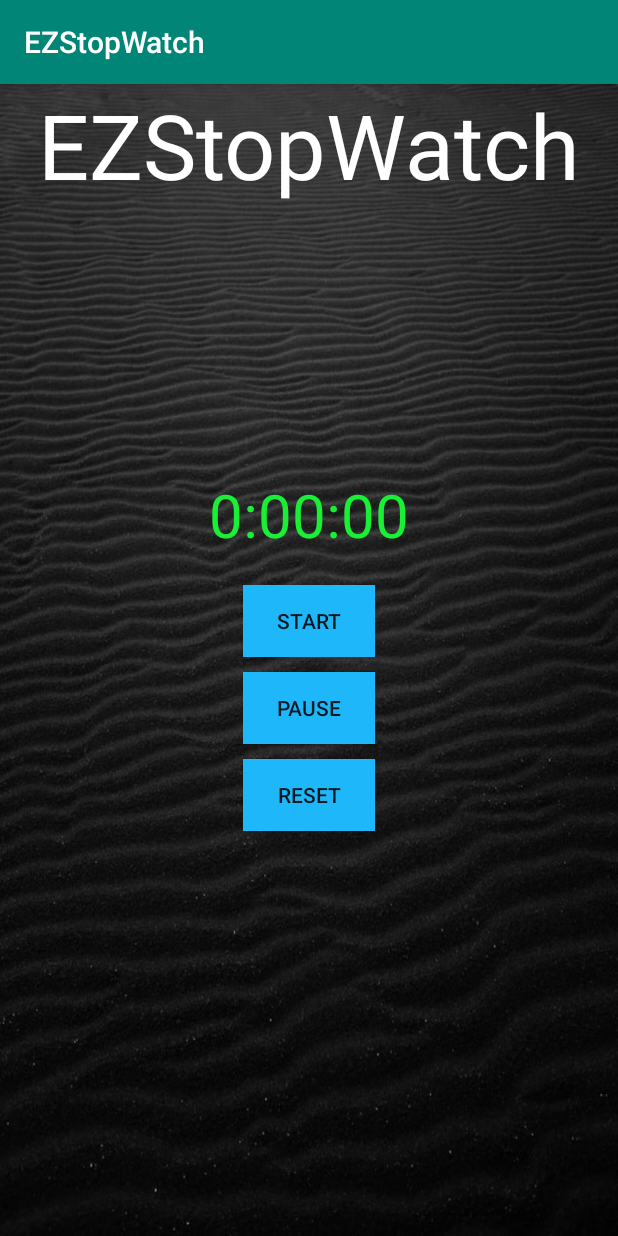
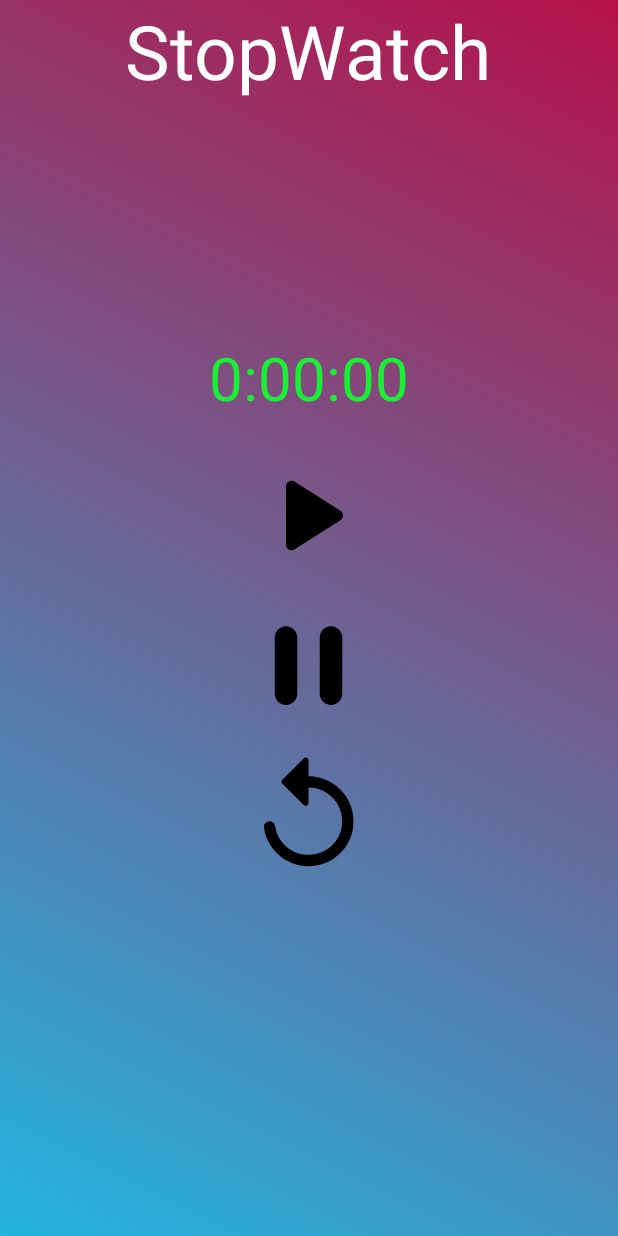
Before and after one commit to manan05/EZStopWatch, an Android app: the screen it shows after launch (MainActivity), on a phone screen of 412 x 824 dp. Run offline under Robolectric (Android 15) with nearby library versions, the phone set to English and light mode, and no system bars.

Commit message:
Added material Icons

```diff
--- a/app/src/main/AndroidManifest.xml
+++ b/app/src/main/AndroidManifest.xml
@@ -8,7 +8,7 @@
         android:label="@string/app_name"
         android:roundIcon="@mipmap/ezstopwatch_icon_round"
         android:supportsRtl="true"
-        android:theme="@style/AppTheme">
+        android:theme="@style/Theme.AppCompat.NoActionBar">
         <activity android:name=".MainActivity">
             <intent-filter>
                 <action android:name="android.intent.action.MAIN" />
--- /dev/null
+++ b/app/src/main/res/drawable/back_design.xml
@@ -0,0 +1,7 @@
+<?xml version="1.0" encoding="utf-8"?>
+<shape xmlns:android="http://schemas.android.com/apk/res/android">
+    <gradient
+        android:angle="45"
+        android:endColor="#FFB61249"
+        android:startColor="#FF23B4E0" />
+</shape>
--- /dev/null
+++ b/app/src/main/res/drawable/ic_pause_black_24dp.xml
@@ -0,0 +1,9 @@
+<vector xmlns:android="http://schemas.android.com/apk/res/android"
+    android:width="24dp"
+    android:height="24dp"
+    android:viewportWidth="24"
+    android:viewportHeight="24">
+  <path
+      android:pathData="M8,19c1.1,0 2,-0.9 2,-2L10,7c0,-1.1 -0.9,-2 -2,-2s-2,0.9 -2,2v10c0,1.1 0.9,2 2,2zM14,7v10c0,1.1 0.9,2 2,2s2,-0.9 2,-2L18,7c0,-1.1 -0.9,-2 -2,-2s-2,0.9 -2,2z"
+      android:fillColor="#000000"/>
+</vector>
--- /dev/null
+++ b/app/src/main/res/drawable/ic_play_arrow_black_24dp.xml
@@ -0,0 +1,9 @@
+<vector xmlns:android="http://schemas.android.com/apk/res/android"
+    android:width="24dp"
+    android:height="24dp"
+    android:viewportWidth="24"
+    android:viewportHeight="24">
+  <path
+      android:pathData="M8,6.82v10.36c0,0.79 0.87,1.27 1.54,0.84l8.14,-5.18c0.62,-0.39 0.62,-1.29 0,-1.69L9.54,5.98C8.87,5.55 8,6.03 8,6.82z"
+      android:fillColor="#000000"/>
+</vector>
--- /dev/null
+++ b/app/src/main/res/drawable/ic_reset_black_24dp.xml
@@ -0,0 +1,9 @@
+<vector xmlns:android="http://schemas.android.com/apk/res/android"
+    android:width="24dp"
+    android:height="24dp"
+    android:viewportWidth="24"
+    android:viewportHeight="24">
+  <path
+      android:pathData="M12,5V2.21c0,-0.45 -0.54,-0.67 -0.85,-0.35l-3.8,3.79c-0.2,0.2 -0.2,0.51 0,0.71l3.79,3.79c0.32,0.31 0.86,0.09 0.86,-0.36V7c3.73,0 6.68,3.42 5.86,7.29 -0.47,2.27 -2.31,4.1 -4.57,4.57 -3.57,0.75 -6.75,-1.7 -7.23,-5.01 -0.07,-0.48 -0.49,-0.85 -0.98,-0.85 -0.6,0 -1.08,0.53 -1,1.13 0.62,4.39 4.8,7.64 9.53,6.72 3.12,-0.61 5.63,-3.12 6.24,-6.24C20.84,9.48 16.94,5 12,5z"
+      android:fillColor="#000000"/>
+</vector>
--- a/app/src/main/res/layout/activity_main.xml
+++ b/app/src/main/res/layout/activity_main.xml
@@ -3,16 +3,16 @@
     xmlns:tools="http://schemas.android.com/tools"
     android:layout_width="match_parent"
     android:layout_height="match_parent"
-    android:background="@drawable/background"
+    android:background="@drawable/back_design"
     tools:context=".MainActivity">
 
     <TextView
         android:layout_width="wrap_content"
         android:layout_height="wrap_content"
         android:layout_gravity="center|top"
-        android:text="EZStopWatch"
+        android:text="StopWatch"
         android:textColor="#FFFFFF"
-        android:textSize="60sp" />
+        android:textSize="50sp" />
 
     <LinearLayout
         android:layout_width="wrap_content"
@@ -34,27 +34,25 @@
 
         <Button
             android:id="@+id/btnStart"
-            android:layout_width="wrap_content"
-            android:layout_height="wrap_content"
+            android:layout_width="90dp"
+            android:layout_height="90dp"
             android:layout_marginBottom="10dp"
-            android:background="#1EB8FA"
-            android:text="Start" />
+            android:background="@drawable/ic_play_arrow_black_24dp" />
 
         <Button
             android:id="@+id/btnPause"
-            android:layout_width="wrap_content"
-            android:layout_height="wrap_content"
+            android:layout_width="90dp"
+            android:layout_height="90dp"
             android:layout_marginBottom="10dp"
-            android:background="#1EB8FA"
-            android:text="Pause" />
+            android:background="@drawable/ic_pause_black_24dp"/>
 
         <Button
             android:id="@+id/btnReset"
-            android:layout_width="wrap_content"
-            android:layout_height="wrap_content"
+            android:layout_width="90dp"
+            android:layout_height="90dp"
             android:layout_marginBottom="10dp"
-            android:background="#1EB8FA"
-            android:text="Reset" />
+            android:background="@drawable/ic_reset_black_24dp"
+             />
 
 
     </LinearLayout>
```
Also changed, not shown: app/src/main/assets/pause-black-24dp.svg (added), app/src/main/assets/play_arrow-black-24dp.svg (added), app/src/main/assets/replay-black-24dp.svg (added), app/src/main/res/drawable/background.png (deleted).
